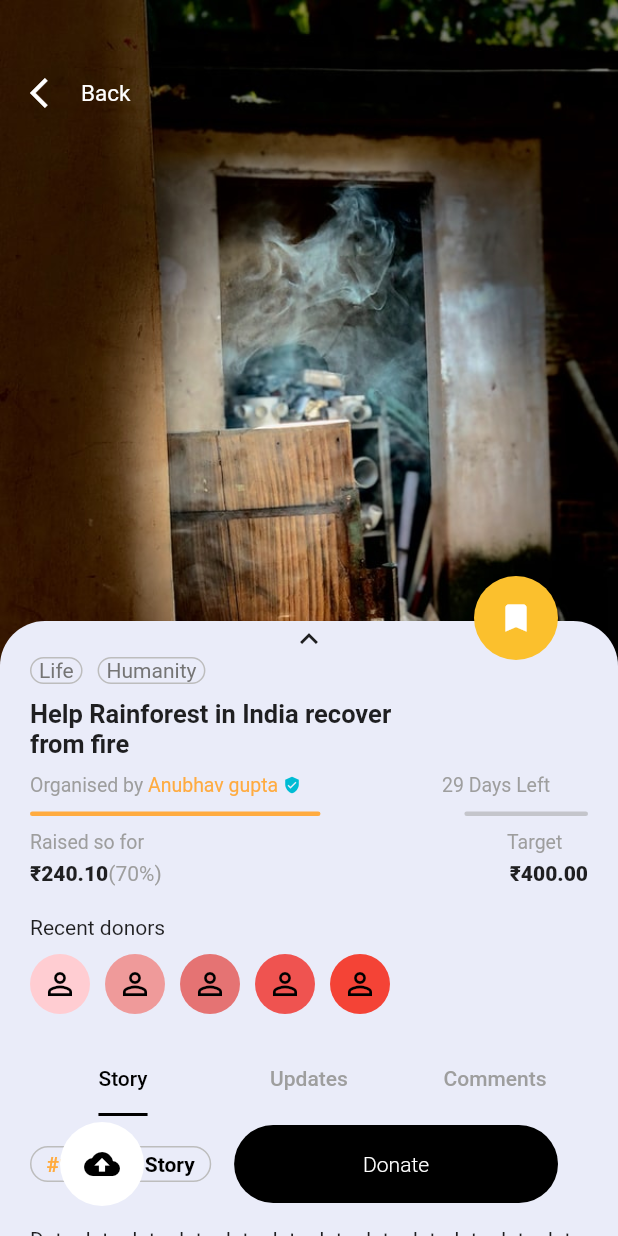
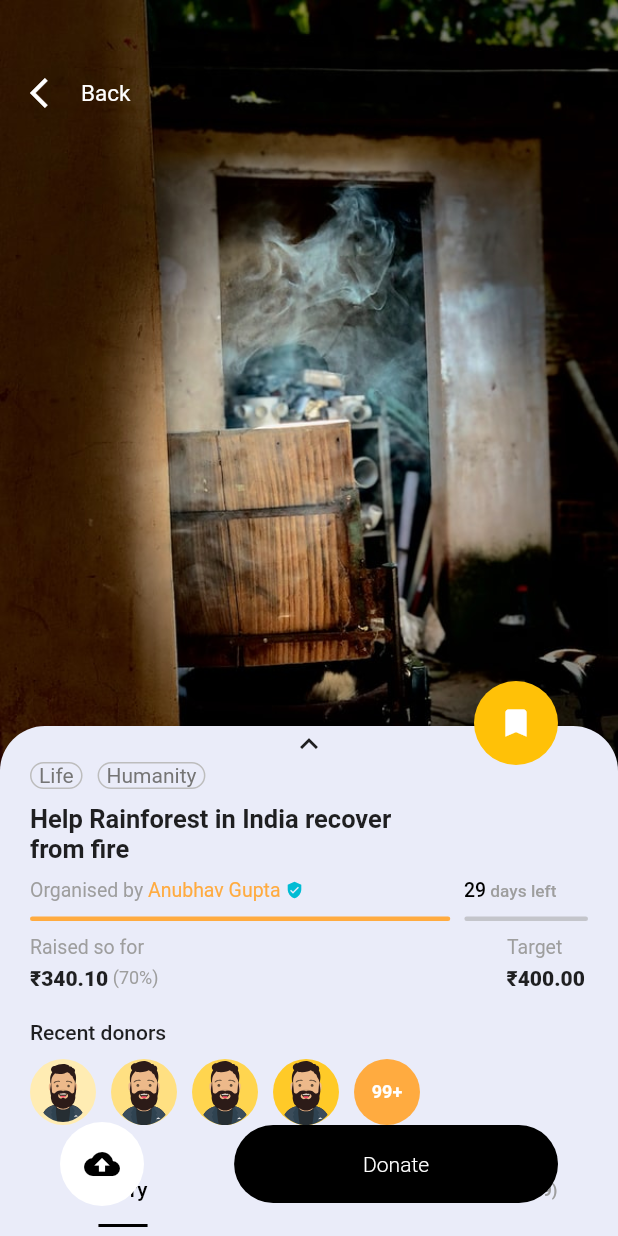
Before and after one commit to Devang2010/fd_app, a Flutter app: the DetailScreen screen opened directly, on a phone screen of 412 x 824 dp. Run offline on Flutter 3.47's test engine with Material 2 defaults, Android fonts, the phone set to English and light mode, and no system bars; our stand-ins replace flutter_svg.

Commit message:
Update slideupcontainer.dart

```diff
--- a/lib/screens/details/components/slideupcontainer.dart
+++ b/lib/screens/details/components/slideupcontainer.dart
@@ -1,5 +1,6 @@
 import 'package:fd_app/screens/details/components/generwidget.dart';
 import 'package:flutter/material.dart';
+import 'package:flutter_svg/flutter_svg.dart';
 
 class SlideUpContainer extends StatefulWidget {
   const SlideUpContainer({
@@ -14,7 +15,7 @@ class SlideUpContainer extends StatefulWidget {
 }
 
 class _SlideUpContainerState extends State<SlideUpContainer> {
-  double _height = 450;
+  double _height = 380;
   IconData icon = Icons.keyboard_arrow_up;
   @override
   Widget build(BuildContext context) {
@@ -51,12 +52,12 @@ class _SlideUpContainerState extends State<SlideUpContainer> {
                           child: Icon(icon),
                           onTap: () {
                             setState(() {
-                              if (_height == 450) {
-                                _height = widget.size.height - 250;
+                              if (_height == 380) {
+                                _height = widget.size.height - 70;
                                 icon = Icons.keyboard_arrow_down;
                               } else {
                                 icon = Icons.keyboard_arrow_up;
-                                _height = 450;
+                                _height = 380;
                               }
                             });
                           },
@@ -156,7 +157,7 @@ class BookMarkButton extends StatelessWidget {
       right: 40,
       child: CircleAvatar(
         radius: 28,
-        backgroundColor: Colors.yellow[700],
+        backgroundColor: Colors.amber,
         foregroundColor: Colors.white,
         child: Icon(Icons.bookmark),
       ),
@@ -181,7 +182,7 @@ class Organiser extends StatelessWidget {
           ),
         ),
         Text(
-          "Anubhav gupta ",
+          "Anubhav Gupta ",
           style: TextStyle(
             color: Colors.orangeAccent,
             fontSize: 13.0,
@@ -192,12 +193,24 @@ class Organiser extends StatelessWidget {
           size: 12.0,
           color: Colors.cyan,
         ),
-        SizedBox(width: 94),
-        Text(
-          "29 Days Left",
-          style: TextStyle(
-            color: Colors.grey,
-            fontSize: 13.0,
+        SizedBox(width: 107),
+        RichText(
+          text: TextSpan(
+            text: "29",
+            style: TextStyle(
+              color: Colors.black,
+              fontSize: 13.0,
+              fontWeight: FontWeight.w500,
+            ),
+            children: <TextSpan>[
+              TextSpan(
+                text: " days left",
+                style: TextStyle(
+                  fontSize: 11.5,
+                  color: Colors.grey,
+                ),
+              ),
+            ],
           ),
         ),
       ],
@@ -217,7 +230,7 @@ class CustomDivider extends StatelessWidget {
       mainAxisAlignment: MainAxisAlignment.spaceBetween,
       children: <Widget>[
         Container(
-          width: size.width * 0.47,
+          width: size.width * 0.68,
           height: 3,
           decoration: BoxDecoration(
             color: Colors.orangeAccent,
@@ -271,12 +284,12 @@ class TargetValue extends StatelessWidget {
         Row(
           children: <Widget>[
             Text(
-              "₹240.10",
+              "₹340.10",
               style: TextStyle(fontWeight: FontWeight.w800),
             ),
             Text(
-              "(70%)",
-              style: TextStyle(color: Colors.grey),
+              " (70%)",
+              style: TextStyle(color: Colors.grey, fontSize: 12.0),
             ),
             SizedBox(width: size.width - 180),
             Text(
@@ -300,39 +313,61 @@ class RecentDonors extends StatelessWidget {
     return Column(
       crossAxisAlignment: CrossAxisAlignment.start,
       children: <Widget>[
-        Text("Recent donors"),
+        Text(
+          "Recent donors",
+          style: TextStyle(fontWeight: FontWeight.w500),
+        ),
         SizedBox(height: 10.0),
         Row(
           children: <Widget>[
             CircleAvatar(
-              backgroundColor: Colors.red[100],
-              foregroundColor: Colors.black,
-              child: Icon(Icons.person_outline),
+              radius: 22,
+              backgroundColor: Colors.amber[100],
+              // foregroundColor: Colors.black,
+              child: SvgPicture.asset(
+                'assets/svgs/avatar.svg',
+                height: 40.0,
+              ),
             ),
             SizedBox(width: 10.0),
             CircleAvatar(
-              backgroundColor: Colors.red[200],
-              foregroundColor: Colors.black,
-              child: Icon(Icons.person_outline),
+              radius: 22,
+              backgroundColor: Colors.amber[200],
+              // foregroundColor: Colors.black,
+              child: SvgPicture.asset(
+                'assets/svgs/avatar.svg',
+                height: 44.0,
+              ),
             ),
             SizedBox(width: 10.0),
             CircleAvatar(
-              backgroundColor: Colors.red[300],
-              foregroundColor: Colors.black,
-              child: Icon(Icons.person_outline),
+              radius: 22,
+              backgroundColor: Colors.amber[300],
+              // foregroundColor: Colors.black,
+              child: SvgPicture.asset(
+                'assets/svgs/avatar.svg',
+                height: 44.0,
+              ),
             ),
             SizedBox(width: 10.0),
             CircleAvatar(
-              backgroundColor: Colors.red[400],
-              foregroundColor: Colors.black,
-              child: Icon(Icons.person_outline),
+              radius: 22,
+              backgroundColor: Colors.amber[400],
+              // foregroundColor: Colors.black,
+              child: SvgPicture.asset(
+                'assets/svgs/avatar.svg',
+                height: 48.0,
+              ),
             ),
             SizedBox(width: 10.0),
             CircleAvatar(
-              backgroundColor: Colors.red[500],
-              foregroundColor: Colors.black,
-              child: Icon(Icons.person_outline),
-            ),
+                radius: 22,
+                backgroundColor: Colors.orangeAccent,
+                foregroundColor: Colors.white,
+                child: Text(
+                  "99+",
+                  style: TextStyle(fontSize: 12, fontWeight: FontWeight.bold),
+                )),
             SizedBox(width: 10.0),
           ],
         ),
@@ -359,16 +394,52 @@ class _BuildTabbarState extends State<BuildTabbar>
       indicatorColor: Colors.black,
       indicatorSize: TabBarIndicatorSize.label,
       labelColor: Colors.black,
-      unselectedLabelColor: Colors.grey,
+      unselectedLabelColor: Colors.black,
       tabs: [
         Tab(
           child: Text("Story"),
         ),
         Tab(
-          child: Text("Updates"),
+          child: RichText(
+            text: TextSpan(
+              text: "Updates",
+              style: TextStyle(
+                color: Colors.black,
+                fontSize: 13.0,
+                fontWeight: FontWeight.w600,
+              ),
+              children: <TextSpan>[
+                TextSpan(
+                  text: " (13)",
+                  style: TextStyle(
+                    fontSize: 10.5,
+                    color: Colors.grey,
+                  ),
+                ),
+              ],
+            ),
+          ),
         ),
         Tab(
-          child: Text("Comments"),
+          child: RichText(
+            text: TextSpan(
+              text: "Comments",
+              style: TextStyle(
+                color: Colors.black,
+                fontSize: 13.0,
+                fontWeight: FontWeight.w600,
+              ),
+              children: <TextSpan>[
+                TextSpan(
+                  text: "(69)",
+                  style: TextStyle(
+                    fontSize: 10.5,
+                    color: Colors.grey,
+                  ),
+                ),
+              ],
+            ),
+          ),
         ),
       ],
     );
```
